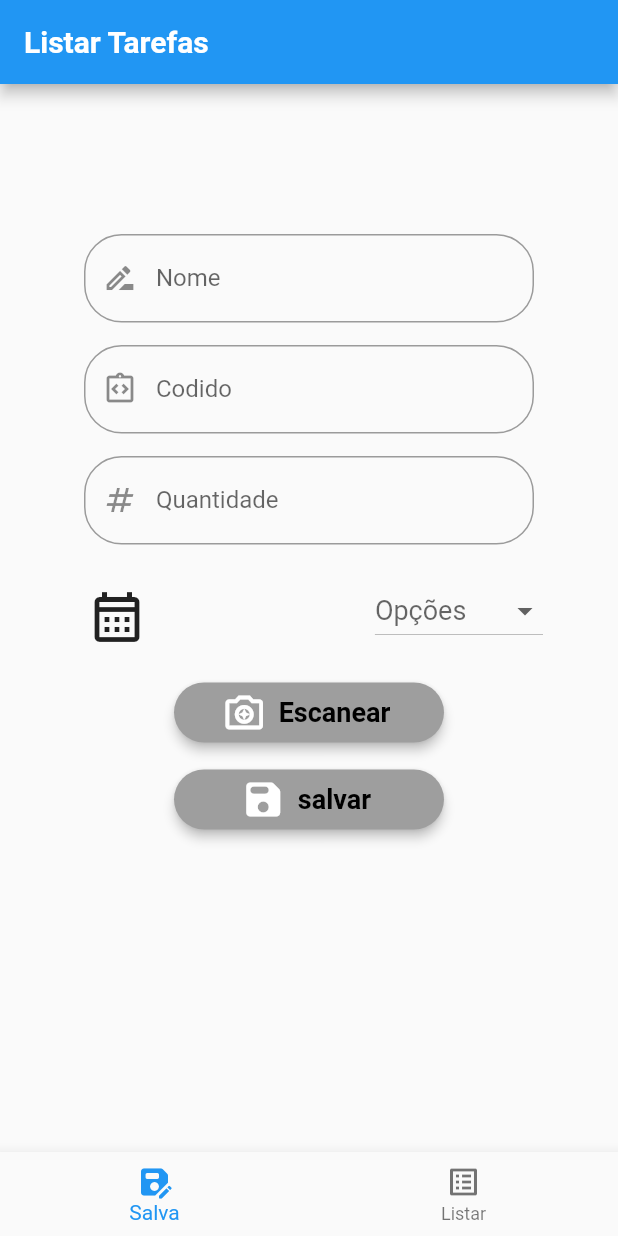
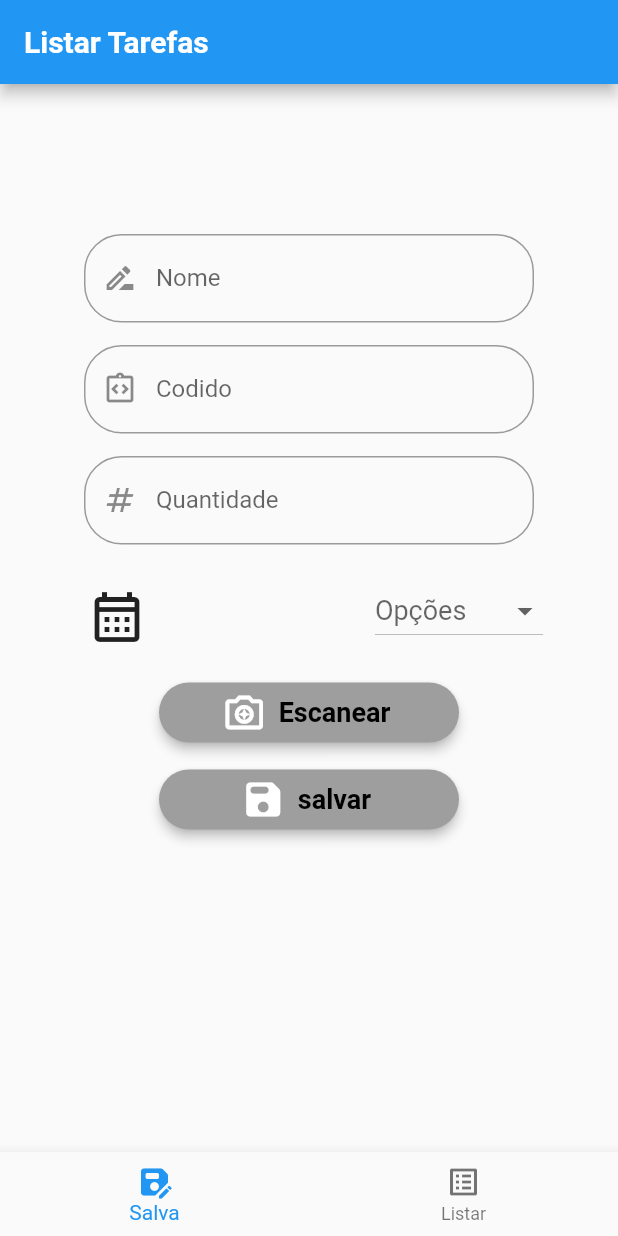
Before and after one commit to nevitonviana/Lista_de_Tarefas, a Flutter app: the screen it shows after launch, on a phone screen of 412 x 824 dp. Run offline on Flutter 3.47's test engine with Material 2 defaults, Android fonts, the phone set to English and light mode, and no system bars; our stand-ins replace flutter_mobx, flutter_modular, mobx, sqflite; missing offline and left inert: validatorless; accounts and stored records are empty; generated files the repository leaves out were written again.

Commit message:
deletando dados do sql

```diff
--- a/lib/app/core/database/sqflite_db.dart
+++ b/lib/app/core/database/sqflite_db.dart
@@ -63,7 +63,7 @@ class SqfliteDb {
       var result = await sql.rawQuery(
           "SELECT * FROM $_NAMETABLE WHERE option = '$option' ORDER BY date ASC");
       return result;
-    } on Exception {
+    } catch (e) {
       rethrow;
     } finally {
       // await sql.close();
@@ -91,8 +91,6 @@ class SqfliteDb {
       return result;
     } on Exception {
       rethrow;
-    } finally {
-      await sql.close();
     }
   }
 }
--- /dev/null
+++ b/lib/app/core/widget/button_custom.dart
@@ -0,0 +1,42 @@
+import 'package:flutter/material.dart';
+
+class ButtonCustom extends StatelessWidget {
+  final String name;
+  final IconData? icon;
+  final Color color;
+  final double width;
+  final VoidCallback onTap;
+
+  const ButtonCustom(
+      {Key? key,
+      required this.name,
+      this.icon,
+      required this.onTap,
+      this.color = Colors.grey,
+      this.width = 200})
+      : super(key: key);
+
+  @override
+  Widget build(BuildContext context) {
+    return SizedBox(
+      width: width,
+      child: FilledButton.icon(
+        style: FilledButton.styleFrom(
+            backgroundColor: color,
+            elevation: 3,
+            fixedSize: const Size(180, 30)),
+        onPressed: onTap,
+        icon: Icon(icon, size: 30),
+        label: Text(
+          name,
+          textAlign: TextAlign.center,
+          style: const TextStyle(
+            fontSize: 18,
+            fontWeight: FontWeight.bold,
+            color: Colors.black,
+          ),
+        ),
+      ),
+    );
+  }
+}
--- a/lib/app/module/base_controller.dart
+++ b/lib/app/module/base_controller.dart
@@ -61,7 +61,8 @@ abstract class _BaseControllerBase with Store {
     await _productService.update(productModels: productModels);
   }
 
-  Future<void> delete({required int id}) async {
-    await _productService.delete(id: id);
+  Future<void> delete({required ProductModels productModels}) async {
+    await _productService.delete(id: productModels.id!);
+    await get(option: productModels.option);
   }
 }
--- a/lib/app/module/home/widget/button_custom.dart
+++ /dev/null
@@ -1,28 +0,0 @@
-import 'package:flutter/material.dart';
-
-class ButtonCustom extends StatelessWidget {
-  final String name;
-  final IconData icon;
-  final VoidCallback onTap;
-  const ButtonCustom({Key? key, required this.name, required this.icon, required this.onTap}) : super(key: key);
-
-  @override
-  Widget build(BuildContext context) {
-    return FilledButton.icon(
-      style: FilledButton.styleFrom(
-          backgroundColor: Colors.grey,
-          elevation: 3,
-          fixedSize: const Size(180, 30)),
-      onPressed:onTap,
-      icon:  Icon(icon , size: 30),
-      label:  Text(
-        name,
-        style: const TextStyle(
-          fontSize: 18,
-          fontWeight: FontWeight.bold,
-          color: Colors.black,
-        ),
-      ),
-    );
-  }
-}
--- a/lib/app/module/home/widget/dialog_custom.dart
+++ b/lib/app/module/home/widget/dialog_date.dart
@@ -2,7 +2,7 @@ import 'package:flutter/material.dart';
 
 import '../../base_controller.dart';
 
-class DialogCustom {
+class DialogDate {
   Future<void> showDate(
       {required BuildContext context,
       required BaseController controller}) async {
--- a/lib/app/service/product_service_impl.dart
+++ b/lib/app/service/product_service_impl.dart
@@ -24,6 +24,8 @@ class ProductServiceImpl extends ProductService {
       }).toList();
       return listProduct;
     } catch (e) {
+      print(e.toString());
+      print(e);
       throw e;
       //ToDO
     }
@@ -41,6 +43,7 @@ class ProductServiceImpl extends ProductService {
       final db = SqfliteDb();
       await db.delete(id: id);
     } catch (e) {
+      print(e);
       //ToDO
     }
   }
```
Also changed, not shown: lib/app/core/widget/dialog_custom.dart (added, +118 -0 lines), lib/app/module/home/home_page.dart (+9 -8 lines), lib/app/module/list_products/list_products_page.dart (+14 -6 lines).
